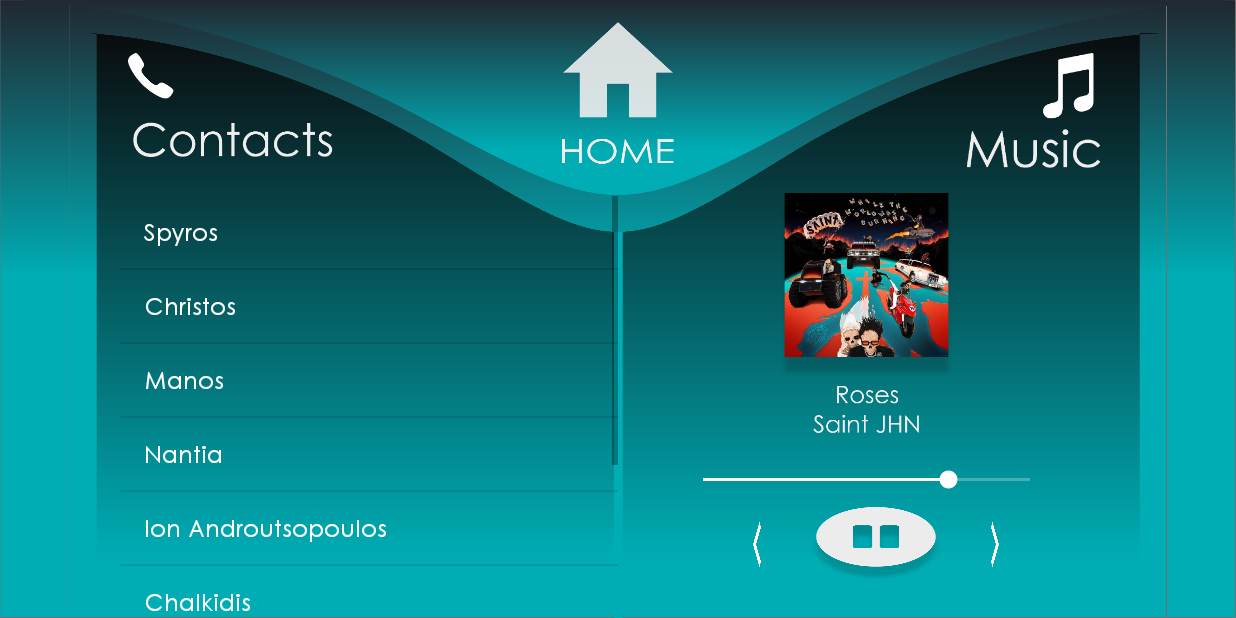
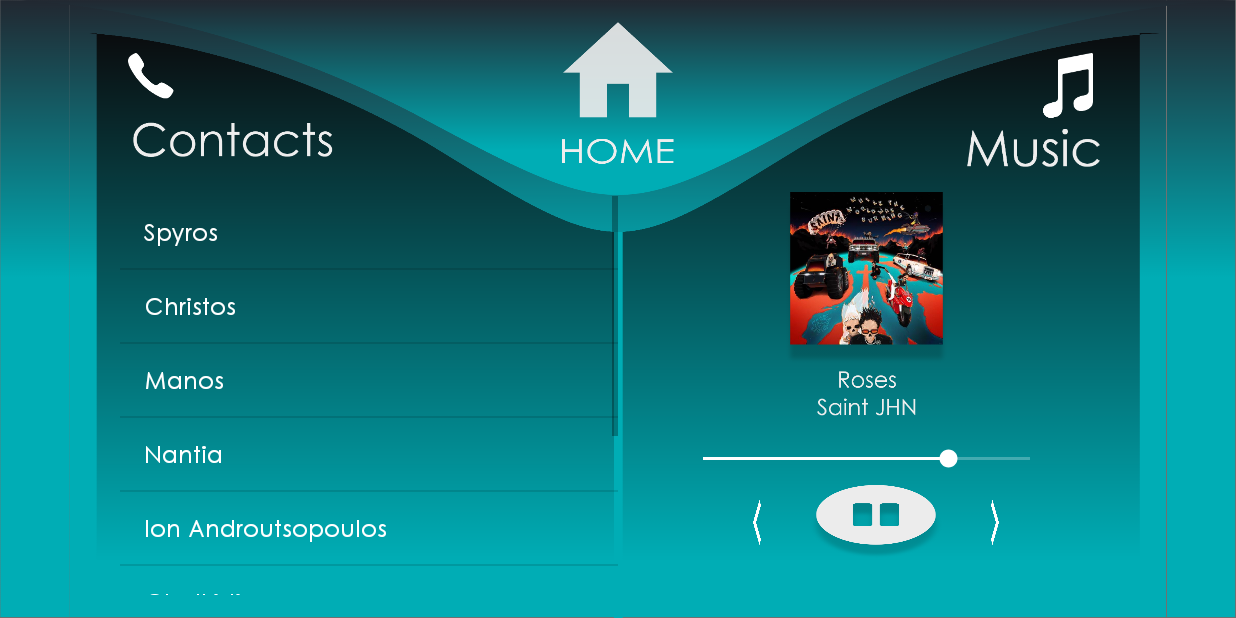
Before and after one commit to spyrosbazios/CarUI, an Android app: the screen it shows after launch (PhoneActivity), after a tap on an icon or button, on a phone screen of 824 x 412 dp (held sideways). Run offline under Robolectric (Android 15) with nearby library versions, the phone set to English and light mode, and no system bars.

Commit message:
minor fixes in phone (stop button after voice recognition and added bottom constraint to screen layout)

```diff
--- a/app/src/main/java/com/example/carui/GPSActivity.java
+++ b/app/src/main/java/com/example/carui/GPSActivity.java
@@ -121,6 +121,7 @@ public class GPSActivity extends AppCompatActivity implements View.OnClickListen
             if ((Utilities.CALLER != null) && (Utilities.CALL_STATE != CallingActivity.CALLSTATE.HOLD))
                 Toast.makeText(GPSActivity.this, "Please put call on hold to use voice recognition", Toast.LENGTH_SHORT).show();
             else {
+                Utilities.PLAY_STATE = false;
                 Toast.makeText(GPSActivity.this, "Listening...", Toast.LENGTH_SHORT).show();
                 speechRecognizer.cancel();
                 speechRecognizer.startListening(speechRecognizerIntent);
--- a/app/src/main/java/com/example/carui/Utilities.java
+++ b/app/src/main/java/com/example/carui/Utilities.java
@@ -24,7 +24,7 @@ public class Utilities {
     public static String[][] STATION_FAVOURITES = {{"+", "+"}, {"+", "+"}, {"+", "+"}};
     public static String[] GPS_FAVOURITES = {"ADD", "ADD", "ADD", "ADD", "ADD"};
     public static int BRIGHTNESS_PROGRESS = 75;
-    public static boolean PLAY_STATE = false;
+    public static boolean PLAY_STATE = true;
     public static int MUSIC_PROGRESS = 75;
     public static ConstraintLayout.LayoutParams BUBBLE_POSITION = null;
 
--- a/app/src/main/res/layout/activity_phone.xml
+++ b/app/src/main/res/layout/activity_phone.xml
@@ -29,6 +29,7 @@
         android:layout_height="match_parent"
         android:orientation="horizontal"
         android:layout_marginStart="80dp"
+        android:layout_marginBottom="15dp"
         android:layout_marginEnd="80dp">
 
         <LinearLayout
```
Also changed, not shown: app/src/main/java/com/example/carui/PhoneActivity.java (+6 -4 lines).
